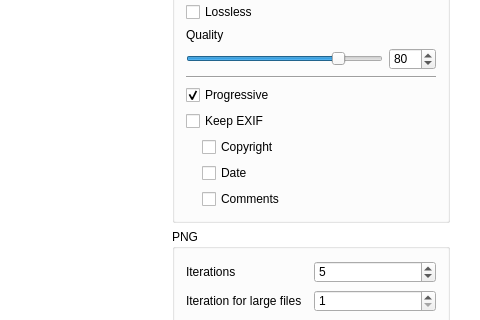
This is caesium/src/caesium.ui in Lymphatus/caesium-image-compressor as Qt 5 draws it before an edit; both pictures show x 400 to 880 and y 139 to 459 of the 880 by 812 pixel window. The edited form follows.
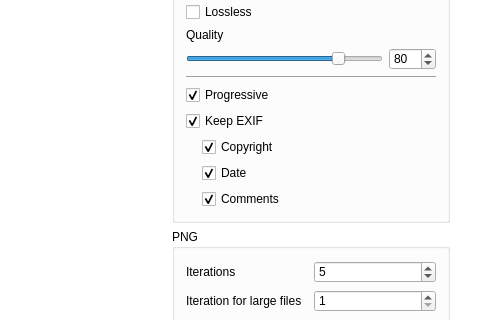
This is the edited form. Icons and pictures are not drawn. Custom widgets are drawn as their Qt base class.

Commit message: Fixed EXIF checkbox behavior

```diff
--- a/caesium/src/caesium.ui
+++ b/caesium/src/caesium.ui
@@ -283,6 +283,9 @@
                    <property name="text">
                     <string>Copyright</string>
                    </property>
+                   <property name="checked">
+                    <bool>true</bool>
+                   </property>
                   </widget>
                  </item>
                  <item row="8" column="1" colspan="2">
@@ -290,6 +293,9 @@
                    <property name="text">
                     <string>Comments</string>
                    </property>
+                   <property name="checked">
+                    <bool>true</bool>
+                   </property>
                   </widget>
                  </item>
                  <item row="4" column="0" colspan="3">
@@ -321,6 +327,9 @@
                    <property name="text">
                     <string>Date</string>
                    </property>
+                   <property name="checked">
+                    <bool>true</bool>
+                   </property>
                   </widget>
                  </item>
                  <item row="2" column="0" colspan="2">
@@ -383,6 +392,9 @@
                    <property name="text">
                     <string>Keep EXIF</string>
                    </property>
+                   <property name="checked">
+                    <bool>true</bool>
+                   </property>
                    <property name="tristate">
                     <bool>true</bool>
                    </property>
```
Left out of the diff: 88 changed lines with no effect on the pictures. The commit also changes 3 other files.
